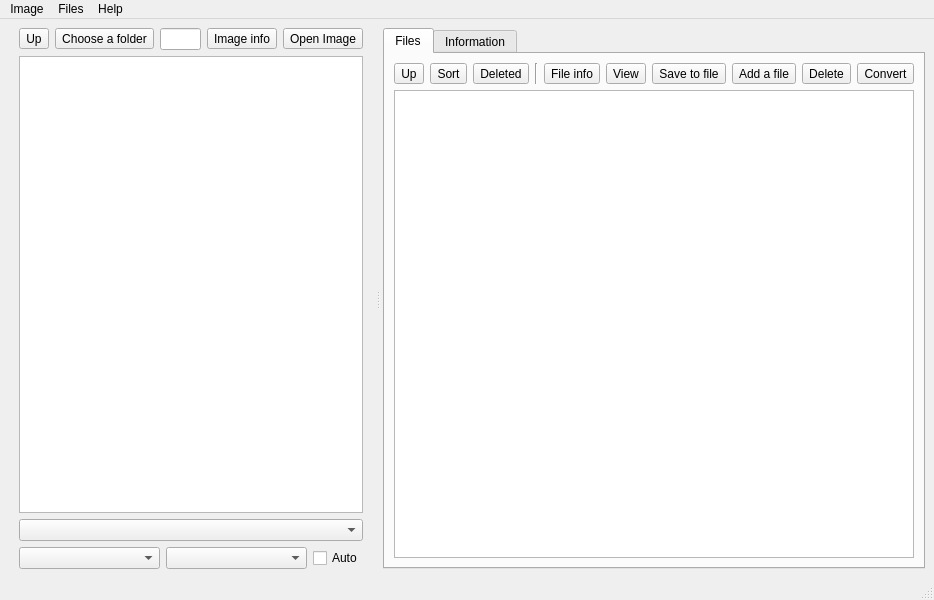
Qt form src/mainwindow.ui (Ptr314/dsk_commander) before a commit.
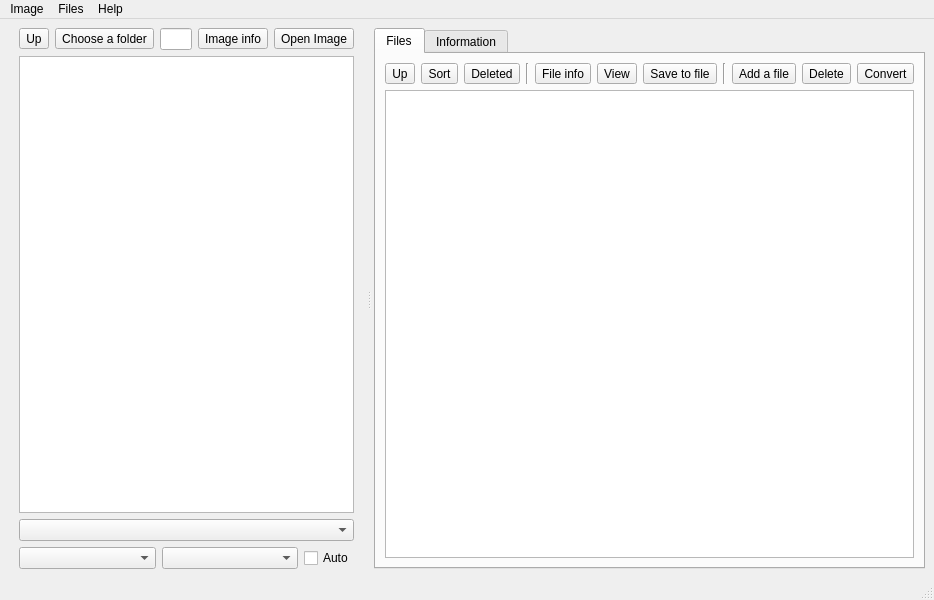
The same form after that commit. Icons and pictures are not drawn.

```diff
--- a/src/mainwindow.ui
+++ b/src/mainwindow.ui
@@ -371,6 +371,13 @@
                   </property>
                  </widget>
                 </item>
+                <item>
+                 <widget class="Line" name="line_2">
+                  <property name="orientation">
+                   <enum>Qt::Orientation::Vertical</enum>
+                  </property>
+                 </widget>
+                </item>
                 <item>
                  <widget class="QToolButton" name="addFileBtn">
                   <property name="enabled">
```
Left out of the diff: 5 changed lines with no effect on the pictures.
